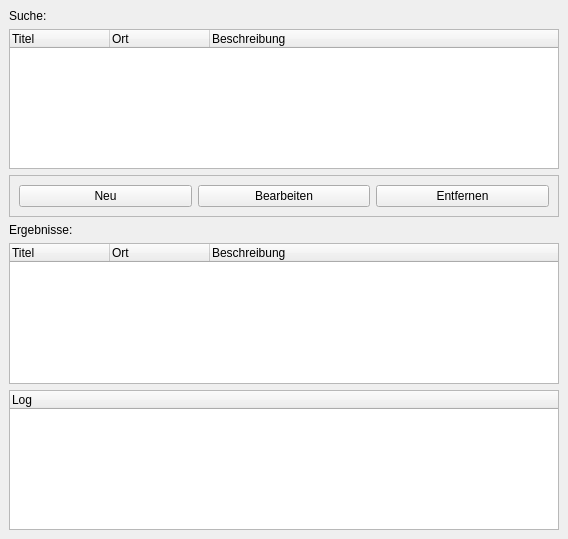
First picture: the form in core/gui_ui_main.ui, repository shahrutul/p2p, before the edit.
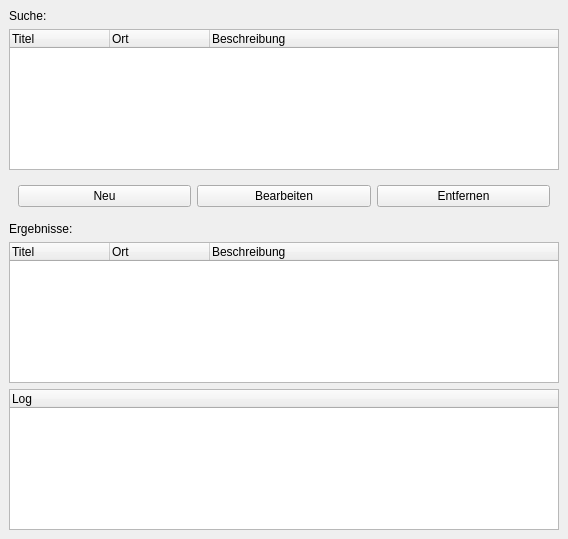
Second picture: the form after the edit.

Commit message: Sicherung (Zwischenstand)

Patch:
```diff
--- a/core/gui_ui_main.ui
+++ b/core/gui_ui_main.ui
@@ -44,10 +44,7 @@
     <item>
      <widget class="QFrame" name="buttonFrame">
       <property name="frameShape">
-       <enum>QFrame::StyledPanel</enum>
-      </property>
-      <property name="frameShadow">
-       <enum>QFrame::Raised</enum>
+       <enum>QFrame::NoFrame</enum>
       </property>
       <layout class="QGridLayout" name="gridLayout">
        <item row="0" column="0">
```
The commit also changes 2 other files.
